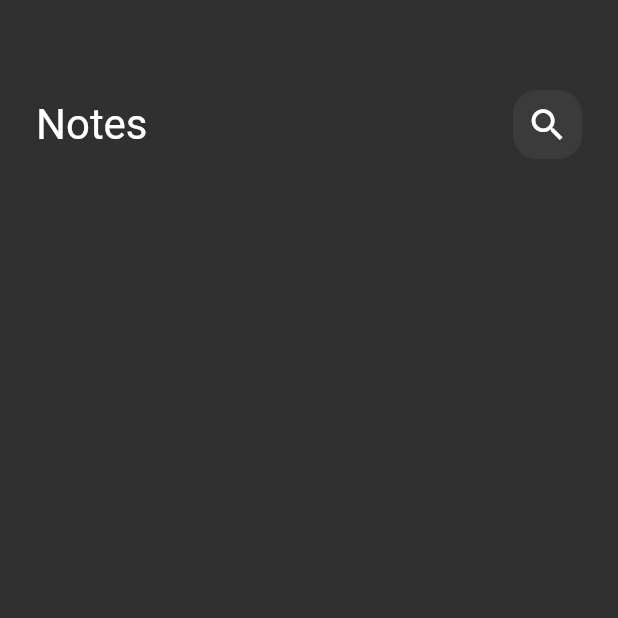
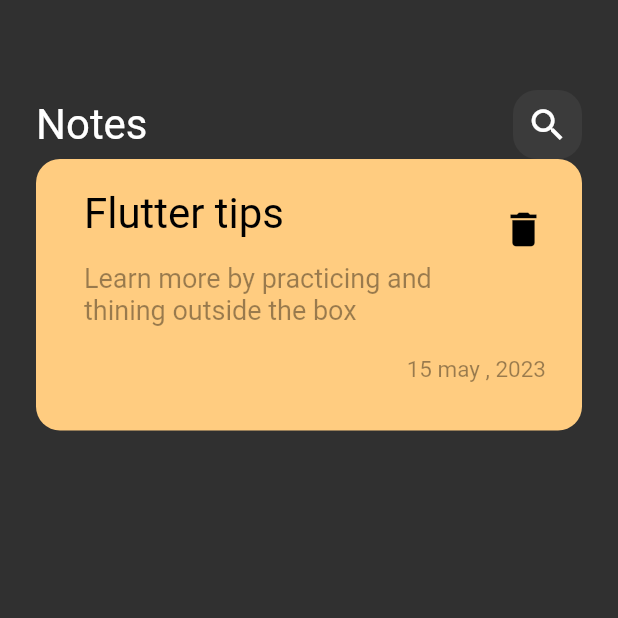
Before and after one commit to Z1n0u/notes_app, a Flutter app: the screen it shows after launch, on a phone screen of 412 x 824 dp, the top half of it. Run offline on Flutter 3.47's test engine with Material 2 defaults, Android fonts, the phone set to English and light mode, and no system bars; Roboto replaces fonts that are missing (Poppins).

Commit message:
added Notes items

```diff
--- /dev/null
+++ b/app/lib/Views/widgets/NotesItem.dart
@@ -0,0 +1,51 @@
+import 'package:flutter/material.dart';
+
+class Notesitems extends StatelessWidget {
+  const Notesitems({super.key});
+
+  @override
+  Widget build(BuildContext context) {
+    return Container(
+      padding: EdgeInsets.only(left: 16, top: 16, bottom: 16),
+      decoration: BoxDecoration(
+        color: Color(0xffFFCC80),
+        borderRadius: BorderRadius.circular(16),
+      ),
+      child: Column(
+        crossAxisAlignment: CrossAxisAlignment.end,
+        children: [
+          ListTile(
+            title: const Text(
+              "Flutter tips",
+              style: TextStyle(color: Colors.black, fontSize: 28),
+            ),
+            subtitle: Padding(
+              padding: const EdgeInsets.only(top: 16, bottom: 16),
+              child: Text(
+                "Learn more by practicing and thining outside the box",
+                style: TextStyle(
+                    color: Colors.black.withOpacity(.4), fontSize: 18),
+              ),
+            ),
+            trailing: const Padding(
+              padding: EdgeInsets.only(right: 8),
+              child: Icon(
+                Icons.delete,
+                color: Colors.black,
+                size: 30,
+              ),
+            ),
+          ),
+          Padding(
+            padding: const EdgeInsets.only(right: 24, bottom: 16),
+            child: Text(
+              "15 may , 2023",
+              style:
+                  TextStyle(color: Colors.black.withOpacity(.4), fontSize: 15),
+            ),
+          )
+        ],
+      ),
+    );
+  }
+}
--- a/app/lib/Views/widgets/Notes_view_body.dart
+++ b/app/lib/Views/widgets/Notes_view_body.dart
@@ -1,5 +1,6 @@
 import 'package:flutter/material.dart';
 import 'Costume_App_Bar.dart';
+import 'NotesItem.dart';
 
 class NotesViewBody extends StatelessWidget {
   const NotesViewBody({super.key});
@@ -15,7 +16,8 @@ class NotesViewBody extends StatelessWidget {
           SizedBox(
             height: 60,
           ),
-          CustomeAppBar()
+          CustomeAppBar(),
+          Notesitems(),
         ],
       ),
     );
--- a/app/lib/main.dart
+++ b/app/lib/main.dart
@@ -11,7 +11,7 @@ class NotesApp extends StatelessWidget {
   @override
   Widget build(BuildContext context) {
     return MaterialApp(
-      theme: ThemeData.dark(),
+      theme: ThemeData(brightness: Brightness.dark, fontFamily: 'Poppins'),
       home: const NotesView(),
     );
   }
```
Also changed, not shown: app/pubspec.yaml (+4 -9 lines), app/assets/Poppins-Regular.ttf (added).
